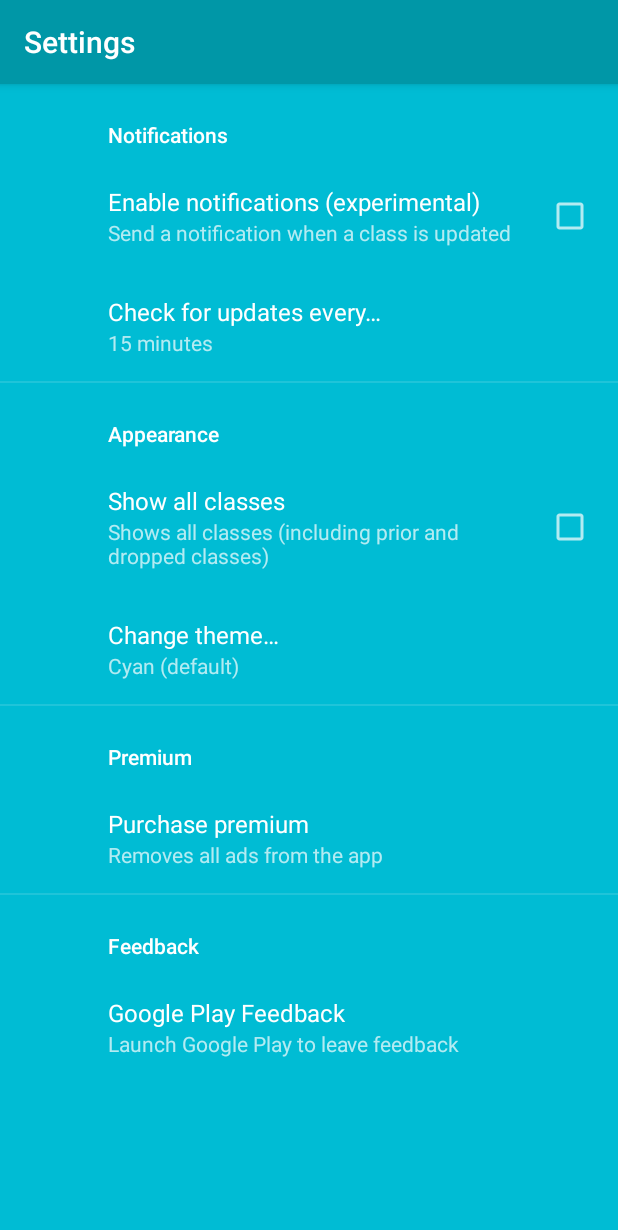
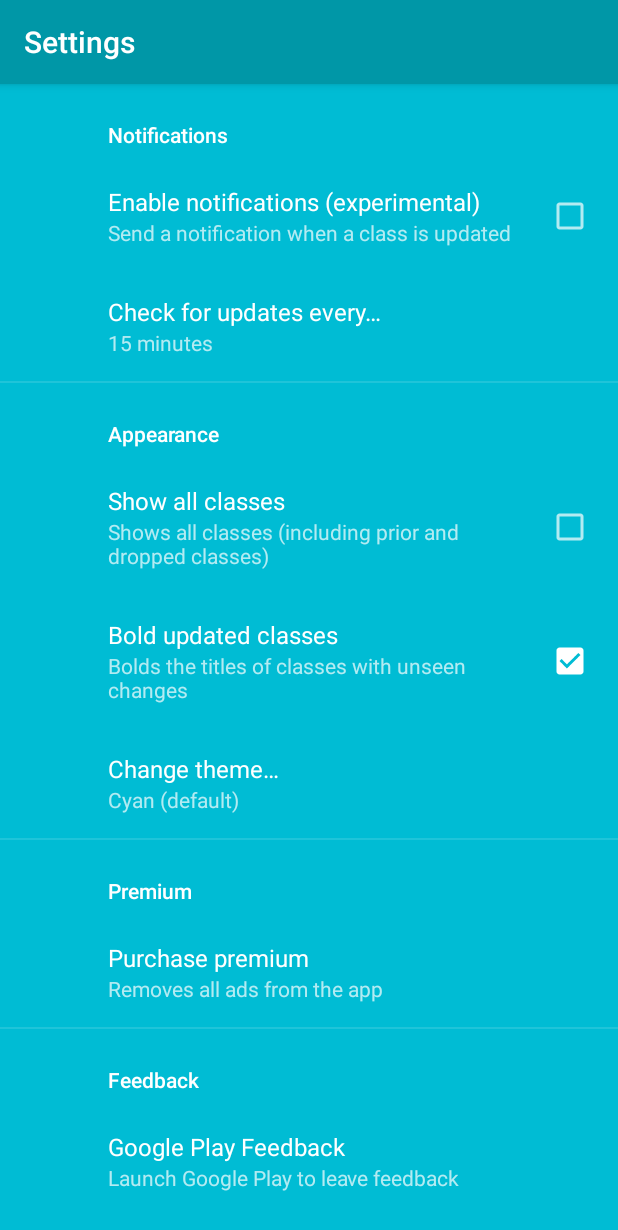
Before and after one commit to jackxuanliu/jgrades, an Android app: the MainActivity screen opened directly, with no data from a screen before it, after a tap on "Settings", on a phone screen of 412 x 824 dp. Shown: the top 1230 px of the screen. Run offline under Robolectric (Android 15) with nearby library versions, the phone set to English and light mode, and no system bars; our stand-ins replace AdMob, Volley, androidx.preference; libraries missing offline, so code that uses them is left out: com.android.billingclient, org.bouncycastle.openssl, website.jackl.generated; 11 statements that could not run were skipped.

Commit message:
finish bolding updated classes

```diff
--- a/app/src/main/AndroidManifest.xml
+++ b/app/src/main/AndroidManifest.xml
@@ -5,7 +5,6 @@
     <uses-permission android:name="android.permission.INTERNET" />
     <uses-permission android:name="android.permission.WAKE_LOCK" />
     <uses-permission android:name="android.permission.RECEIVE_BOOT_COMPLETED" />
-    <uses-permission android:name="android.permission.WRITE_EXTERNAL_STORAGE" />
 
     <application
         android:name=".GradesApplication"
--- a/app/src/main/java/website/jackl/jgrades/activity/GreeterActivity.kt
+++ b/app/src/main/java/website/jackl/jgrades/activity/GreeterActivity.kt
@@ -10,6 +10,7 @@ import android.widget.Button
 import android.widget.FrameLayout
 import android.widget.TextView
 import com.google.android.gms.ads.MobileAds
+import com.google.firebase.analytics.FirebaseAnalytics
 import website.jackl.jgrades.R
 import website.jackl.jgrades.Data.User
 import website.jackl.jgrades.protocol.ServerError
@@ -19,9 +20,13 @@ import website.jackl.jgrades.newStore
 
 class GreeterActivity : GradesActivity<ConstraintLayout>() {
 
+    private lateinit var firebaseAnalytics: FirebaseAnalytics;
+
     override fun onCreate(savedInstanceState: Bundle?) {
         super.onCreate(savedInstanceState)
         setContentView(R.layout.activity_greeter)
+
+        firebaseAnalytics = FirebaseAnalytics.getInstance(this)
 
         coordinator = findViewById(R.id.coordinator)
         parent = findViewById(R.id.parent)
--- a/app/src/main/java/website/jackl/jgrades/activity/MainActivity.kt
+++ b/app/src/main/java/website/jackl/jgrades/activity/MainActivity.kt
@@ -22,15 +22,23 @@ import website.jackl.jgrades.fragment.SummariesFragment
 import website.jackl.jgrades.fragment.defaultPrefs
 import website.jackl.jgrades.newStore
 import website.jackl.jgrades.protocol.BillingManager
+import com.google.firebase.analytics.FirebaseAnalytics
+import java.util.*
 
-val VERSION = 10013
-val VERSION_DESC = "Hello, sorry for the long delay, but I have finally finished the theme changing feature. You may access it in the settings menu.\n\nPlease let me know what you think by leaving some feedback.\n\nThank you for your patience!"
+
+val VERSION = 10016
+val VERSION_DESC = "Hello, adding a marker for updated classes has been a much requested feature, so I have implemented it. This option can be disabled in settings menu if you wish.\n\nThank you for your patience!"
+
 
 class MainActivity : GradesActivity<ConstraintLayout>(), SummariesFragment.Binder, BillingManager.Binder{
+
 
     override fun onCreate(savedInstanceState: Bundle?) {
         super.onCreate(savedInstanceState)
         setContentView(R.layout.activity_main)
+
+
+
 
         coordinator = findViewById(R.id.coordinator)
         parent = findViewById(R.id.parent)
@@ -52,6 +60,10 @@ class MainActivity : GradesActivity<ConstraintLayout>(), SummariesFragment.Binde
     override fun onStart() {
         super.onStart()
         showUpdateChanges()
+
+        if (defaultPrefs.getLong("reviewTimer", -1) == -1L) {
+            defaultPrefs.edit().putLong("reviewTimer", Date().time).commit()
+        }
     }
 
     override fun onStop() {
--- a/app/src/main/java/website/jackl/jgrades/fragment/SummariesFragment.kt
+++ b/app/src/main/java/website/jackl/jgrades/fragment/SummariesFragment.kt
@@ -88,6 +88,9 @@ class SummariesFragment : Fragment() {
         val binder = binder
         val list = list!!
         val preferredStudent = preferredStudent
+
+        adapter.boldUpdated = binder.activity.defaultPrefs.getBoolean("pref_boldUpdated", true)
+
         if (preferredStudent != null) {
             adapter.items.clear()
             val summaries = binder.store.loadGradebookSummaries(preferredStudent)
--- a/app/src/main/java/website/jackl/jgrades/recyclerAdapter/SummariesAdapter.kt
+++ b/app/src/main/java/website/jackl/jgrades/recyclerAdapter/SummariesAdapter.kt
@@ -1,5 +1,6 @@
 package website.jackl.jgrades.recyclerAdapter
 
+import android.content.Context
 import android.graphics.Typeface
 import android.support.v4.graphics.TypefaceCompat
 import android.support.v4.graphics.TypefaceCompatUtil
@@ -13,8 +14,9 @@ import website.jackl.jgrades.Data.Gradebook
  * Created by jack on 1/28/18.
  */
 class SummariesAdapter : MyListAdapter<Gradebook> (){
+    var boldUpdated = true
+
     override val itemLayoutId: Int = R.layout.listitem_summary
-
     override val emptyTitleId: Int = R.string.emptyTitle_classes
 
     override fun constructViewHolder(view: View): ViewHolder {
@@ -32,7 +34,7 @@ class SummariesAdapter : MyListAdapter<Gradebook> (){
             holder.mark.text = item.summary.officialMark
             holder.term.text = item.summary.term
 
-            if (item.lastView != null && item.lastView < item.summary.lastUpdated) {
+            if (boldUpdated && item.lastView != null && item.lastView < item.summary.lastUpdated) {
                 holder.name.setTypeface(null, Typeface.BOLD)
                 holder.percent.setTypeface(null, Typeface.BOLD)
             } else {
--- a/app/src/main/res/values/strings.xml
+++ b/app/src/main/res/values/strings.xml
@@ -127,4 +127,7 @@
     </string-array>
     <string name="menu_change_student">Change student...</string>
     <string name="prefCategory_appearance">Appearance</string>
+    <string name="prefTitle_boldUpdated">Bold updated classes</string>
+    <string name="prefSummary_boldUpdated">Bolds the titles of classes with unseen changes</string>
+    <string name="menuItem_forceReload">Force reload...</string>
 </resources>
--- a/app/src/main/res/xml/settings.xml
+++ b/app/src/main/res/xml/settings.xml
@@ -29,6 +29,12 @@
             android:key="pref_showPrior"
             android:summary="@string/prefSummary_showPrior"
             android:title="@string/prefTitle_showPrior" />
+
+        <CheckBoxPreference
+            android:defaultValue="true"
+            android:key="pref_boldUpdated"
+            android:summary="@string/prefSummary_boldUpdated"
+            android:title="@string/prefTitle_boldUpdated" />
         <ListPreference
             android:defaultValue="cyan"
             android:entries="@array/prefKeys_theme"
```
Also changed, not shown: app/build.gradle (+11 -3 lines), app/src/main/res/menu/view_assignment.xml (added, +9 -0 lines), build.gradle (+13 -0 lines), 7 other files.
